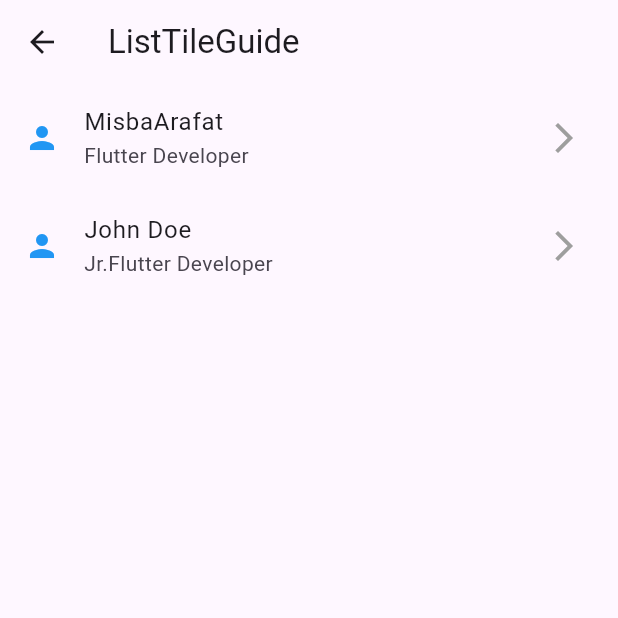
After one commit to arafatmisbawebdeveloper/flutter_1st_try, a Flutter app: the Listtile screen opened directly, on a phone screen of 412 x 824 dp, the top half of it. The commit adds this screen. Run offline on Flutter 3.47's test engine with Material 3 defaults, Android fonts, the phone set to English and light mode, and no system bars.

Commit message:
Added some picture

```diff
--- a/lib/Home/home_view.dart
+++ b/lib/Home/home_view.dart
@@ -10,6 +10,8 @@ import 'package:flutter_1st_try/class3/ListView/list_view.dart';
 import 'package:flutter_1st_try/class3/RowExample/row_example.dart';
 import 'package:flutter_1st_try/class3/ScaffoldViewGuide/scaffold_view_guide.dart';
 import 'package:flutter_1st_try/class3/TextExample/text_example.dart';
+import 'package:flutter_1st_try/class4/CircleAvatarGuide/circleAvatarGuide.dart';
+import 'package:flutter_1st_try/class4/ListTileGuide/listTileGuide.dart';
 
 class HomeScreen extends StatelessWidget {
   // List of pages and their titles
@@ -22,9 +24,11 @@ class HomeScreen extends StatelessWidget {
     {'title': 'Card Example', 'page': const CardGuide()},
     {'title': 'ListView Example', 'page': const ListViewGuide()},
     {'title': 'Image Guide', 'page': const ImageGuide()},
+    {'title': 'ListTile Guide', 'page': const Listtile()},
     {'title': 'Button Guide', 'page': const ButtonsGuide()},
     {'title': 'Expanded Guide', 'page': const ExpandedGuide()},
     {'title': 'GridViewCount Guide', 'page': const GridViewCountGuide()},
+    {'title': 'Circle Avatar Guide', 'page': const Circleavatarguide()},
 
     // {'title': 'SizedBox Example', 'page': SizedBoxExample()},
     // {'title': 'Center Example', 'page': CenterExample()},
--- a/lib/class3/ListView/list_view.dart
+++ b/lib/class3/ListView/list_view.dart
@@ -7,7 +7,7 @@ class ListViewGuide extends StatelessWidget {
   Widget build(BuildContext context) {
     return Scaffold(
         body: ListView.builder(
-      itemCount: 5,
+      itemCount: 25,
       scrollDirection: Axis.vertical,
       physics: const BouncingScrollPhysics(),
       reverse: false,
@@ -16,6 +16,7 @@ class ListViewGuide extends StatelessWidget {
           leading: const Icon(Icons.check_circle),
           title: Text('Item ${index + 1}'),
           subtitle: Text('Subtitle ${index + 1}'),
+          onTap: () {},
         );
       },
     ));
--- /dev/null
+++ b/lib/class4/ListTileGuide/listTileGuide.dart
@@ -0,0 +1,41 @@
+import 'package:flutter/material.dart';
+
+class Listtile extends StatelessWidget {
+  const Listtile({super.key});
+
+  @override
+  Widget build(BuildContext context) {
+    return Scaffold(
+        appBar: AppBar(
+          title: Text('ListTileGuide'),
+        ),
+        body: ListView(
+          children: [
+            ListTile(
+              leading: Icon(
+                Icons.person,
+                color: Colors.blue,
+              ),
+              title: Text('MisbaArafat'),
+              subtitle: Text('Flutter Developer'),
+              trailing: Icon(Icons.arrow_forward_ios, color: Colors.grey),
+              onTap: () {
+                print('ListTile Clicked');
+              },
+            ),
+            ListTile(
+              leading: Icon(
+                Icons.person,
+                color: Colors.blue,
+              ),
+              title: Text('John Doe'),
+              subtitle: Text('Jr.Flutter Developer'),
+              trailing: Icon(Icons.arrow_forward_ios, color: Colors.grey),
+              onTap: () {
+                print('ListTile Clicked');
+              },
+            )
+          ],
+        ));
+  }
+}
--- a/pubspec.yaml
+++ b/pubspec.yaml
@@ -59,7 +59,8 @@ flutter:
   # To add assets to your application, add an assets section, like this:
   assets:
     - assets/images/
-  #   - images/a_dot_ham.jpeg
+
+      #   - images/a_dot_ham.jpeg
 
   # An image asset can refer to one or more resolution-specific "variants", see
   # https://flutter.dev/to/resolution-aware-images
```
Also changed, not shown: lib/class4/CircleAvatarGuide/circleAvatarGuide.dart (added, +27 -0 lines), assets/images/prosecond.jpg (added).
